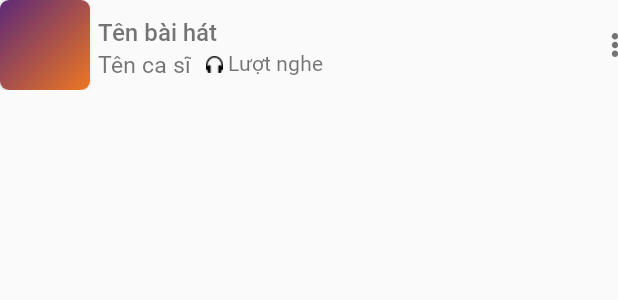
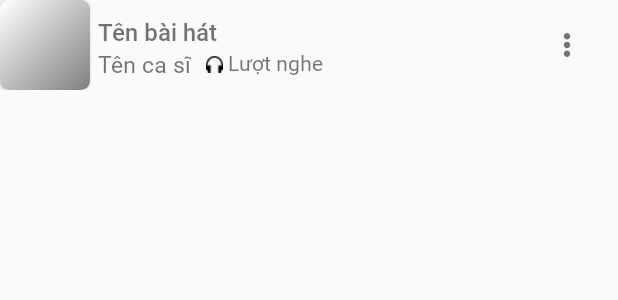
Before and after one commit to ndthinhit2807/TsuMusic-main, an Android app: the layout line_listsong.xml on its own in the app's theme, with its tools: preview values and no code run, on a phone screen of 412 x 824 dp. Shown: the top 300 px of the screen. Run offline under Robolectric (Android 15) with nearby library versions, the phone set to English and light mode, and no system bars.

Commit message:
xong logic add playlist

```diff
--- a/app/src/main/java/com/example/tsumusic/Activity/ListSongActivity.java
+++ b/app/src/main/java/com/example/tsumusic/Activity/ListSongActivity.java
@@ -7,6 +7,7 @@ import android.graphics.drawable.BitmapDrawable;
 import android.os.Build;
 import android.os.Bundle;
 import android.view.View;
+import android.widget.ImageButton;
 import android.widget.ImageView;
 
 import androidx.appcompat.app.AppCompatActivity;
@@ -51,6 +52,7 @@ public class ListSongActivity extends AppCompatActivity {
     ImageView imglistsong;
     ArrayList<Song> mangbaihat;
     AdapterListsong adapter_listsong;
+
     Album album = null;
     ToplistToday toplistToday = null;
     Singer singer = null;
@@ -219,6 +221,7 @@ public class ListSongActivity extends AppCompatActivity {
         floatingActionButton = findViewById(R.id.floatingbutton);
         imglistsong = findViewById(R.id.imgviewlistsong);
 
+
         setSupportActionBar(toolbar);
         getSupportActionBar().setDisplayHomeAsUpEnabled(true);
         getSupportActionBar().setTitle("Bài hát");
@@ -230,6 +233,8 @@ public class ListSongActivity extends AppCompatActivity {
                 Animatoo.animateSlideLeft(ListSongActivity.this);
             }
         });
+
+
 //          floatingActionButton.setEnabled(false);
     }
 //    Set hình và tên cho toplist,album,ca sĩ
--- a/app/src/main/java/com/example/tsumusic/Activity/ProfileActivity.java
+++ b/app/src/main/java/com/example/tsumusic/Activity/ProfileActivity.java
@@ -54,6 +54,7 @@ public class ProfileActivity extends AppCompatActivity {
             Picasso.with(context).load(R.drawable.avata).into(circleImageView);
         }else {
             Picasso.with(context).load(sharedPreferences.getString("image", null)).into(circleImageView);
+
         }
 
     }
--- a/app/src/main/res/drawable/background_primary.xml
+++ b/app/src/main/res/drawable/background_primary.xml
@@ -2,7 +2,8 @@
 <shape xmlns:android="http://schemas.android.com/apk/res/android">
     <gradient
         android:angle="315"
-        android:startColor="#ea4f166b"
-        android:endColor="#e72">
+        android:startColor="@color/white"
+        android:endColor="#808080"
+        >
     </gradient>
 </shape>
--- a/app/src/main/res/layout/activity_playlist.xml
+++ b/app/src/main/res/layout/activity_playlist.xml
@@ -10,14 +10,15 @@
 
 
    <RelativeLayout
+
        android:layout_width="match_parent"
        android:layout_height="match_parent"
        >
 
        <androidx.appcompat.widget.Toolbar
+           android:id="@+id/tool_Playlist"
            android:layout_width="match_parent"
-           android:id="@+id/tool_Playlist"
-           android:layout_height="?attr/actionBarSize"/>
+           android:layout_height="?attr/actionBarSize" />
 
        <de.hdodenhof.circleimageview.CircleImageView
            android:id="@+id/img_Createplaylist"
--- a/app/src/main/res/layout/line_listsong.xml
+++ b/app/src/main/res/layout/line_listsong.xml
@@ -6,79 +6,89 @@
     android:layout_marginBottom="10dp"
     xmlns:app="http://schemas.android.com/apk/res-auto"
     android:id="@+id/relativelistsongupdate">
+
     <RelativeLayout
+        android:id="@+id/relativelistsong"
         android:layout_width="match_parent"
-        android:id="@+id/relativelistsong"
         android:layout_height="match_parent">
+
         <androidx.cardview.widget.CardView
+            android:id="@+id/cardviewbaihat"
             android:layout_width="60dp"
+            android:layout_height="60dp"
             android:layout_centerVertical="true"
-            android:id="@+id/cardviewbaihat"
-            android:layout_height="60dp"
-            app:cardCornerRadius="6dp"
-            android:elevation="10dp">
-        <ImageView
-            android:layout_width="match_parent"
-            android:layout_height="match_parent"
-            android:elevation="7dp"
-            android:scaleType="centerCrop"
-            android:id="@+id/textviewindex"
-            android:src="@drawable/background_primary"/>
+            android:elevation="10dp"
+            app:cardCornerRadius="6dp">
+
+            <ImageView
+                android:id="@+id/textviewindex"
+                android:layout_width="match_parent"
+                android:layout_height="match_parent"
+                android:elevation="7dp"
+                android:scaleType="centerCrop"
+                android:src="@drawable/background_primary" />
         </androidx.cardview.widget.CardView>
+
         <com.google.android.material.textview.MaterialTextView
-            android:textSize="16sp"
+            android:id="@+id/textviewtencakhuc"
+            android:layout_width="wrap_content"
+            android:layout_height="wrap_content"
+            android:layout_marginLeft="5dp"
             android:layout_marginTop="10dp"
             android:layout_toRightOf="@id/cardviewbaihat"
+            android:ellipsize="end"
+            android:fontFamily="@font/roboto_medium"
+            android:maxWidth="250dp"
+            android:singleLine="true"
+            android:text="@string/songname"
+            android:textSize="16sp" />
+
+        <TextView
+            android:id="@+id/textviewtencasi"
             android:layout_width="wrap_content"
             android:layout_height="wrap_content"
-            android:ellipsize="end"
-            android:maxWidth="250dp"
+            android:layout_below="@id/textviewtencakhuc"
+            android:layout_marginLeft="5dp"
+            android:layout_toRightOf="@id/cardviewbaihat"
+            android:fontFamily="@font/roboto_regular"
             android:singleLine="true"
-            android:fontFamily="@font/roboto_medium"
-            android:id="@+id/textviewtencakhuc"
-            android:text="@string/songname"
-            android:layout_marginLeft="5dp"
-            />
+            android:text="@string/singername"
+            android:textSize="15sp" />
+
+        <ImageView
+            android:id="@+id/imageviewlistsongluotnghe"
+            android:layout_width="11dp"
+            android:layout_height="11dp"
+            android:layout_below="@+id/textviewtencakhuc"
+            android:layout_marginLeft="10dp"
+            android:layout_marginTop="5dp"
+            android:layout_toRightOf="@+id/textviewtencasi"
+            android:src="@drawable/ic_headphone" />
+
         <TextView
-            android:textSize="15sp"
-            android:singleLine="true"
-            android:layout_below="@id/textviewtencakhuc"
-            android:layout_toRightOf="@id/cardviewbaihat"
+            android:id="@+id/textviewlistsonghienthiluotnghe"
             android:layout_width="wrap_content"
             android:layout_height="wrap_content"
+            android:layout_below="@+id/textviewtencakhuc"
+            android:layout_marginLeft="3dp"
+            android:layout_toRightOf="@+id/imageviewlistsongluotnghe"
             android:fontFamily="@font/roboto_regular"
-            android:text="@string/singername"
-            android:id="@+id/textviewtencasi"
-            android:layout_marginLeft="5dp"/>
-        <ImageView
-            android:layout_width="11dp"
-            android:src="@drawable/ic_headphone"
-            android:layout_toRightOf= "@+id/textviewtencasi"
-            android:layout_below="@+id/textviewtencakhuc"
-            android:layout_marginTop="5dp"
-            android:layout_marginLeft="10dp"
-            android:id="@+id/imageviewlistsongluotnghe"
-            android:layout_height="11dp"/>
-        <TextView
             android:singleLine="true"
-            android:layout_width="wrap_content"
-            android:layout_below="@+id/textviewtencakhuc"
-            android:layout_toRightOf= "@+id/imageviewlistsongluotnghe"
-            android:text="@string/listens"
-            android:layout_marginLeft="3dp"
-            android:fontFamily="@font/roboto_regular"
-            android:id="@+id/textviewlistsonghienthiluotnghe"
-            android:layout_height="wrap_content"/>
-        <ImageView
+            android:text="@string/listens" />
+
+        <ImageButton
+            android:id="@+id/btnaddplaylist"
             android:layout_width="wrap_content"
             android:layout_height="wrap_content"
-            android:layout_marginRight="-6dp"
+            android:layout_alignParentRight="true"
+            android:layout_centerVertical="true"
+            android:layout_marginRight="10dp"
+            android:background="@color/transparent"
+            android:minWidth="48dp"
+
+            android:minHeight="48dp"
             android:src="@drawable/ic_vertical_dots"
-            android:layout_centerVertical="true"
-            android:layout_alignParentRight="true"
-            android:id="@+id/more"
-
-            />
+            tools:ignore="SpeakableTextPresentCheck" />
 
     </RelativeLayout>
    </RelativeLayout>
```
Also changed, not shown: app/src/main/java/com/example/tsumusic/Activity/Playlist_Activity.java (+23 -1 lines), app/src/main/java/com/example/tsumusic/Adapter/AdapterListsong.java (+16 -1 lines), app/src/main/java/com/example/tsumusic/Adapter/Adapter_Userplaylist.java (+15 -1 lines), app/src/main/res/layout/line_playlist.xml (+5 -5 lines).
